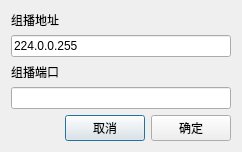
The window that src/pages/udp/SAKUdpMulticastEditingDialog.ui (x-tools-author/x-tools) describes before a commit, drawn with Qt 5.
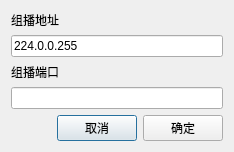
The same window after the commit.

```diff
--- a/src/pages/udp/SAKUdpMulticastEditingDialog.ui
+++ b/src/pages/udp/SAKUdpMulticastEditingDialog.ui
@@ -14,20 +14,6 @@
    <string>添加组播</string>
   </property>
   <layout class="QGridLayout" name="gridLayout">
-   <item row="0" column="0">
-    <widget class="QLabel" name="label">
-     <property name="text">
-      <string>组播地址</string>
-     </property>
-    </widget>
-   </item>
-   <item row="2" column="0">
-    <widget class="QLabel" name="label_2">
-     <property name="text">
-      <string>组播端口</string>
-     </property>
-    </widget>
-   </item>
    <item row="4" column="1">
     <widget class="QPushButton" name="pushButton">
      <property name="text">
@@ -72,6 +58,20 @@
      </property>
     </widget>
    </item>
+   <item row="0" column="0" colspan="3">
+    <widget class="QLabel" name="label">
+     <property name="text">
+      <string>组播地址</string>
+     </property>
+    </widget>
+   </item>
+   <item row="2" column="0" colspan="3">
+    <widget class="QLabel" name="label_2">
+     <property name="text">
+      <string>组播端口</string>
+     </property>
+    </widget>
+   </item>
   </layout>
  </widget>
  <resources/>
```
